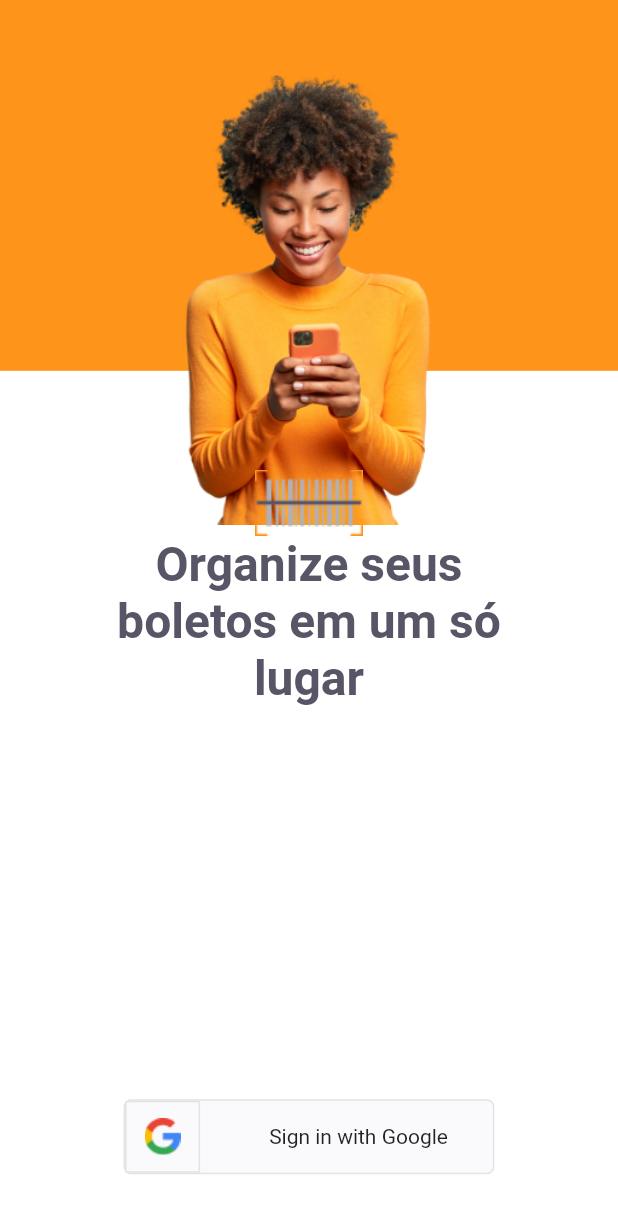
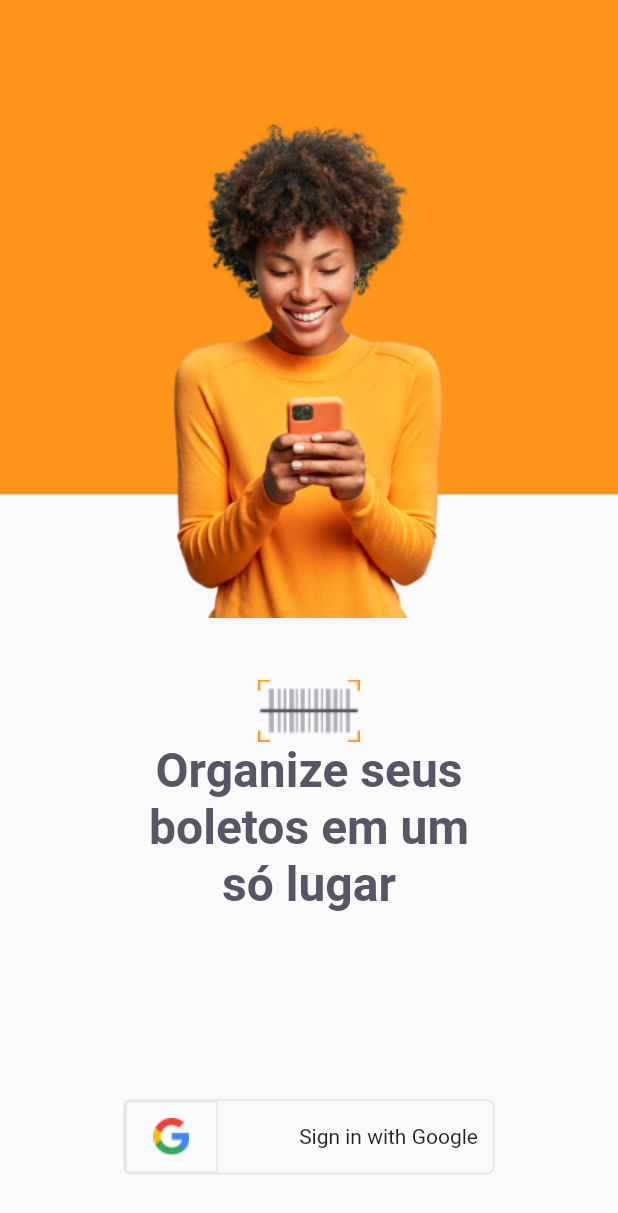
Before and after one commit to WCFX/Flutter-PayFlow, a Flutter app: the screen it shows after launch, on a phone screen of 412 x 824 dp. Shown: the top 1213 px of the screen. Run offline on Flutter 3.47's test engine with Material 2 defaults, Android fonts, the phone set to English and light mode, and no system bars; our stand-ins replace google_fonts.

Commit message:
style: modificacoes de responsividades

```diff
--- a/lib/main.dart
+++ b/lib/main.dart
@@ -1,4 +1,5 @@
 import 'package:flutter/material.dart';
+import 'package:flutter/services.dart';
 import 'package:payflow/models/Login/login.dart';
 import 'package:payflow/models/SplashScreen/splash_screen.dart';
 import 'package:payflow/styles/themes/colors.dart';
@@ -10,6 +11,10 @@ void main() {
 class AppWidget extends StatelessWidget {
   @override
   Widget build(BuildContext context) {
+    SystemChrome.setSystemUIOverlayStyle(SystemUiOverlayStyle(
+      statusBarColor: AppColors.primary,
+      statusBarBrightness: Brightness.dark,
+    ));
     return MaterialApp(
       debugShowCheckedModeBanner: false,
       title: 'Pay Flow',
--- a/lib/models/Home/home.dart
+++ b/lib/models/Home/home.dart
@@ -1,4 +1,5 @@
 import 'package:flutter/material.dart';
+import 'package:payflow/styles/themes/colors.dart';
 
 class Home extends StatelessWidget {
   const Home({Key? key}) : super(key: key);
@@ -8,6 +9,7 @@ class Home extends StatelessWidget {
     return Scaffold(
       appBar: AppBar(
         title: Text('Home'),
+        backgroundColor: AppColors.primary,
       ),
     );
   }
--- a/lib/models/login/login.dart
+++ b/lib/models/login/login.dart
@@ -15,9 +15,11 @@ class Login extends StatefulWidget {
 class _LoginState extends State<Login> {
   @override
   Widget build(BuildContext context) {
+    // final appBar = AppBar(title: Text('Exemplo'));
     final size = MediaQuery.of(context).size;
+    bool isIOS = Theme.of(context).platform == TargetPlatform.iOS;
+    // final screenHeight = (size.height - appBar.preferredSize.height) - MediaQuery.of(context).padding.top;
     return Scaffold(
-      backgroundColor: AppColors.background,
       body: Container(
         width: size.width,
         height: size.height,
@@ -26,34 +28,34 @@ class _LoginState extends State<Login> {
             Container(
               color: AppColors.primary,
               width: size.width,
-              height: size.height * 0.30,
+              height: size.height * .4,
             ),
             Positioned(
-              top: 50,
+              top: isIOS ? size.height * .0 : size.height * .1,
               left: 0,
               right: 0,
               child: Image.asset(
                 AppImages.person,
                 width: 208,
-                height: 300,
+                height: isIOS ? size.height * 0.6 : size.height * 0.4,
               ),
             ),
             Positioned(
-              top: size.height * 0.38,
-              left: 0,
-              right: 0,
+              top: isIOS ? size.height * 0.5 : size.height * 0.55,
+              left: size.width * .2,
+              right: size.width * .2,
               child: Column(
                 mainAxisAlignment: MainAxisAlignment.center,
                 crossAxisAlignment: CrossAxisAlignment.center,
                 children: [
-                  Image.asset(AppImages.logoMini),
-                  Padding(
-                    padding: const EdgeInsets.only(left: 70, right: 70),
-                    child: Text(
-                      "Organize seus boletos em um só lugar",
-                      textAlign: TextAlign.center,
-                      style: TextStyles.titleHome,
-                    ),
+                  Image.asset(
+                    AppImages.logoMini,
+                    height: isIOS ? size.height * 0.10 : size.height * .05,
+                  ),
+                  Text(
+                    "Organize seus boletos em um só lugar",
+                    textAlign: TextAlign.center,
+                    style: TextStyles.titleHome,
                   ),
                 ],
               ),
--- a/lib/widgets/social_login_button/social_login_button.dart
+++ b/lib/widgets/social_login_button/social_login_button.dart
@@ -9,6 +9,7 @@ class SocialLoginButton extends StatelessWidget {
 
   @override
   Widget build(BuildContext context) {
+    final size = MediaQuery.of(context).size;
     return InkWell(
       onTap: onTap,
       child: Container(
@@ -24,7 +25,7 @@ class SocialLoginButton extends StatelessWidget {
           mainAxisAlignment: MainAxisAlignment.spaceBetween,
           children: [
             Container(
-              width: 50,
+              width: size.width * 0.15,
               decoration: BoxDecoration(
                 borderRadius: BorderRadius.circular(1),
                 border: Border.fromBorderSide(
@@ -34,7 +35,7 @@ class SocialLoginButton extends StatelessWidget {
               child: Image.asset(AppImages.google),
             ),
             Padding(
-              padding: const EdgeInsets.only(right: 30),
+              padding: const EdgeInsets.only(right: 10),
               child: Text('Sign in with Google'),
             ),
           ],
```
Also changed, not shown: 1 other file.
